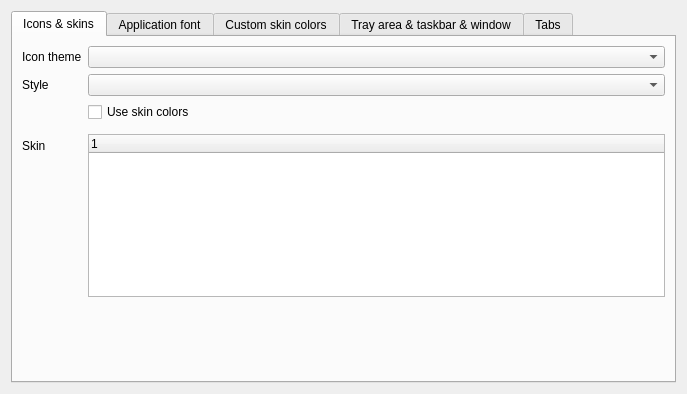
First picture: the form in src/librssguard/gui/settings/settingsgui.ui, repository martinrotter/rssguard, before the edit.
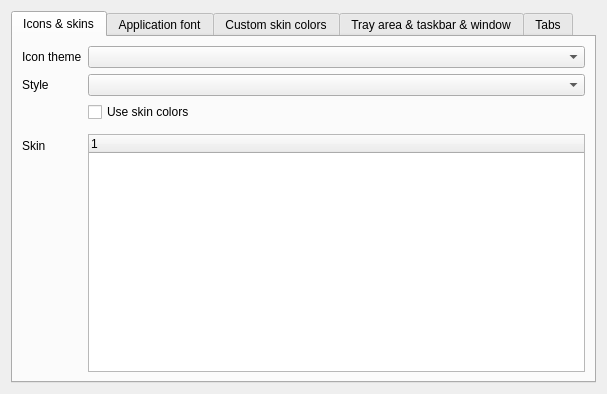
Second picture: the form after the edit. Custom widgets are drawn as their Qt base class.

Commit message: fixed UI scrollbar in settings -> gui section

```diff
--- a/src/librssguard/gui/settings/settingsgui.ui
+++ b/src/librssguard/gui/settings/settingsgui.ui
@@ -6,16 +6,10 @@
    <rect>
     <x>0</x>
     <y>0</y>
-    <width>685</width>
+    <width>607</width>
     <height>394</height>
    </rect>
   </property>
-  <property name="sizePolicy">
-   <sizepolicy hsizetype="Expanding" vsizetype="Expanding">
-    <horstretch>0</horstretch>
-    <verstretch>0</verstretch>
-   </sizepolicy>
-  </property>
   <layout class="QHBoxLayout" name="horizontalLayout">
    <item>
     <widget class="QTabWidget" name="m_tabUi">
@@ -55,6 +49,12 @@
        </item>
        <item row="2" column="1">
         <widget class="QCheckBox" name="m_checkForceAlternativePalette">
+         <property name="sizePolicy">
+          <sizepolicy hsizetype="Preferred" vsizetype="Fixed">
+           <horstretch>0</horstretch>
+           <verstretch>0</verstretch>
+          </sizepolicy>
+         </property>
          <property name="text">
           <string>Use skin colors</string>
          </property>
@@ -75,6 +75,12 @@
        </item>
        <item row="4" column="1">
         <widget class="QTreeWidget" name="m_treeSkins">
+         <property name="sizePolicy">
+          <sizepolicy hsizetype="Preferred" vsizetype="Expanding">
+           <horstretch>0</horstretch>
+           <verstretch>0</verstretch>
+          </sizepolicy>
+         </property>
          <property name="iconSize">
           <size>
            <width>16</width>
@@ -103,19 +109,6 @@
          </column>
         </widget>
        </item>
-       <item row="5" column="0" colspan="2">
-        <spacer name="verticalSpacer">
-         <property name="orientation">
-          <enum>Qt::Orientation::Vertical</enum>
-         </property>
-         <property name="sizeHint" stdset="0">
-          <size>
-           <width>643</width>
-           <height>97</height>
-          </size>
-         </property>
-        </spacer>
-       </item>
       </layout>
      </widget>
      <widget class="QWidget" name="m_tabAppFont">
```
Left out of the diff: 14 changed lines with no effect on the pictures. The commit also changes 5 other files.
